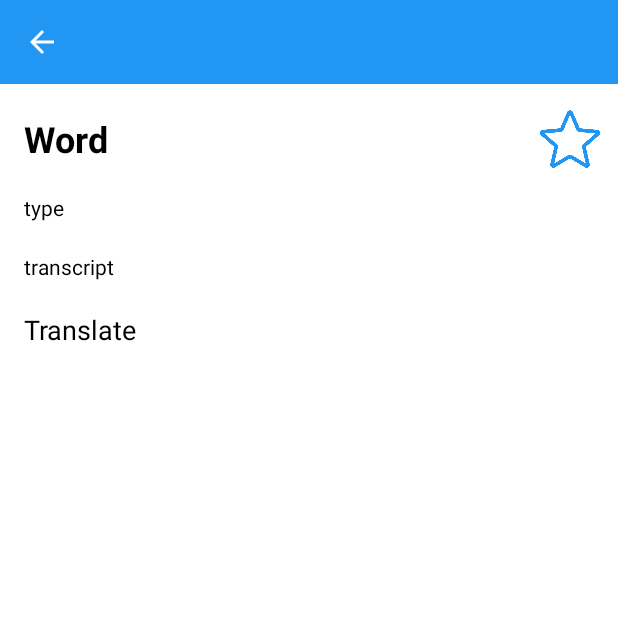
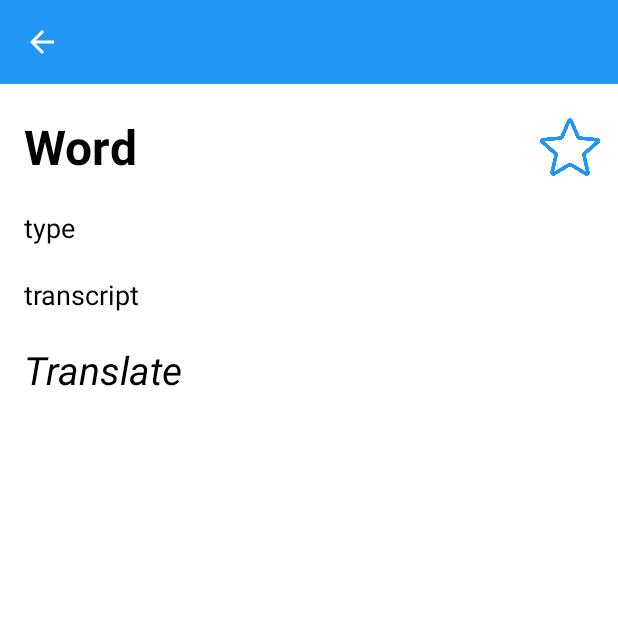
Before and after one commit to Nabijonov-Otabek-19/Eng-Uz-Dictionary-offline, an Android app: the ItemWordActivity screen opened directly, with no data from a screen before it, on a phone screen of 412 x 824 dp, the top half of it. Run offline under Robolectric (Android 15) with nearby library versions, the light colour scheme and no system bars; network calls fail; 6 statements that could not run were skipped.

Commit message:
project updated

```diff
--- a/app/src/main/java/uz/gita/dictionary_bek/adapter/FavouriteAdapter.kt
+++ b/app/src/main/java/uz/gita/dictionary_bek/adapter/FavouriteAdapter.kt
@@ -92,9 +92,10 @@ class FavouriteAdapter(private var cursor: Cursor, val lang: String) :
 
                 val id = cursor.getInt(cursor.getColumnIndex("id"))
                 val type = cursor.getString(cursor.getColumnIndex("type"))
+                val transcript = cursor.getString(cursor.getColumnIndex("transcript"))
                 val like = cursor.getInt(cursor.getColumnIndex("favourite"))
 
-                clickListener?.invoke(WordData(id, word, type, translate, like))
+                clickListener?.invoke(WordData(id, word, type, transcript, translate, like))
             }
         }
 
--- a/app/src/main/res/layout/activity_item_word.xml
+++ b/app/src/main/res/layout/activity_item_word.xml
@@ -45,7 +45,7 @@
             android:padding="8dp"
             android:text="Word"
             android:textColor="@color/black"
-            android:textSize="24sp"
+            android:textSize="32sp"
             android:textStyle="bold"
             app:layout_constraintHorizontal_weight="1"
             app:layout_constraintLeft_toLeftOf="parent"
@@ -72,9 +72,9 @@
             android:padding="4dp"
             android:src="@drawable/ic_volume"
             android:tint="@color/blue"
-            app:layout_constraintBottom_toBottomOf="@id/txtTrans"
+            app:layout_constraintBottom_toBottomOf="@id/txtTranscript"
             app:layout_constraintRight_toRightOf="parent"
-            app:layout_constraintTop_toTopOf="@id/txtTrans" />
+            app:layout_constraintTop_toTopOf="@id/txtTranscript" />
 
         <androidx.appcompat.widget.AppCompatTextView
             android:id="@+id/txtType"
@@ -84,34 +84,37 @@
             android:padding="8dp"
             android:text="type"
             android:textColor="@color/black"
-            android:textSize="14sp"
+            android:textSize="18sp"
             app:layout_constraintLeft_toLeftOf="parent"
+            app:layout_constraintRight_toRightOf="parent"
             app:layout_constraintTop_toBottomOf="@id/txtWord" />
 
         <androidx.appcompat.widget.AppCompatTextView
             android:id="@+id/txtTranscript"
-            android:layout_width="match_parent"
+            android:layout_width="0dp"
             android:layout_height="wrap_content"
             android:layout_marginVertical="4dp"
             android:padding="8dp"
             android:text="transcript"
             android:textColor="@color/black"
-            android:textSize="14sp"
+            android:textSize="18sp"
+            app:layout_constraintHorizontal_weight="1"
             app:layout_constraintLeft_toLeftOf="parent"
+            app:layout_constraintRight_toLeftOf="@id/btnVolume"
             app:layout_constraintTop_toBottomOf="@id/txtType" />
 
         <androidx.appcompat.widget.AppCompatTextView
             android:id="@+id/txtTrans"
-            android:layout_width="0dp"
+            android:layout_width="match_parent"
             android:layout_height="wrap_content"
             android:layout_marginVertical="4dp"
             android:padding="8dp"
             android:text="Translate"
             android:textColor="@color/black"
-            android:textSize="18sp"
-            app:layout_constraintHorizontal_weight="1"
+            android:textSize="26sp"
+            android:textStyle="italic"
             app:layout_constraintLeft_toLeftOf="parent"
-            app:layout_constraintRight_toLeftOf="@id/btnVolume"
+            app:layout_constraintRight_toRightOf="parent"
             app:layout_constraintTop_toBottomOf="@id/txtTranscript" />
 
     </androidx.constraintlayout.widget.ConstraintLayout>
```
